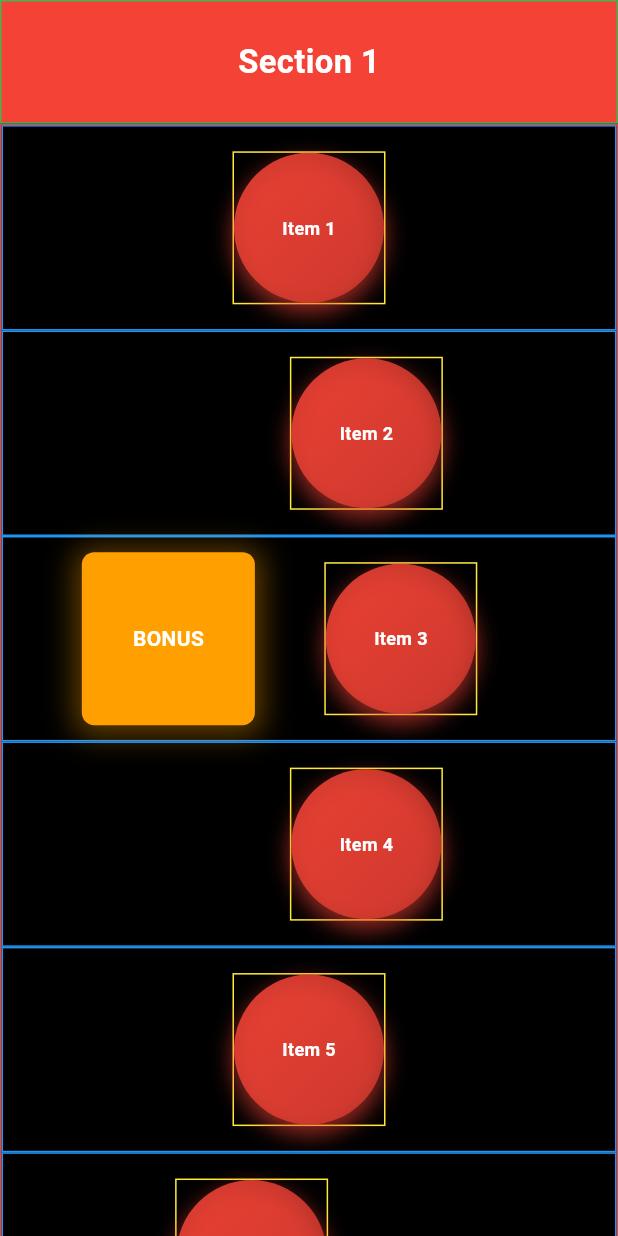
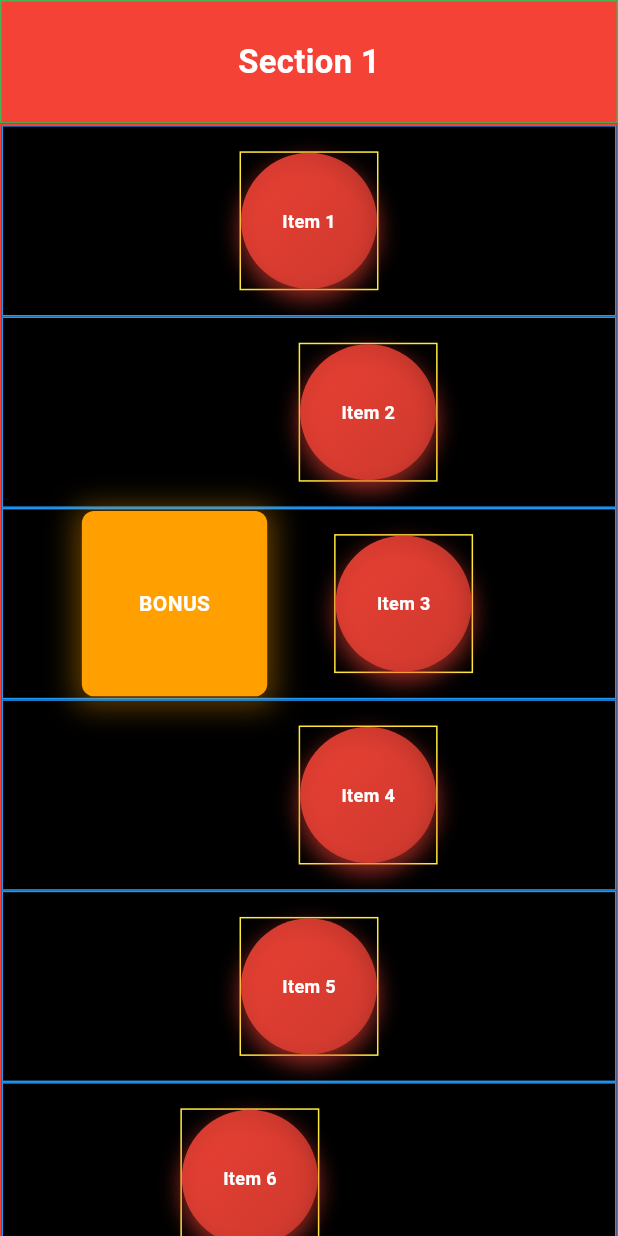
Before and after one commit to smmb98/testing_listviewer, a Flutter app: the screen it shows after launch, on a phone screen of 412 x 824 dp. Run offline on Flutter 3.47's test engine with Material 3 defaults, Android fonts, the phone set to English and light mode, and no system bars; our stand-ins replace shimmer.

Commit message:
Refactor responsive design handling in ZigZagScreen and related widgets

```diff
--- a/lib/screens/zigzag_screen.dart
+++ b/lib/screens/zigzag_screen.dart
@@ -48,9 +48,9 @@
 
   @override
   Widget build(BuildContext context) {
-    final isLandscape =
-        MediaQuery.of(context).orientation == Orientation.landscape;
-    final headerHeight = isLandscape ? SizeConfig.hp(20) : SizeConfig.hp(10);
+    final headerHeight = SizeConfig.hp(
+      SizeConfig.isLandscape(context) ? 20 : 10,
+    );
 
     return Scaffold(
       backgroundColor: Colors.black,
@@ -85,7 +85,7 @@
                         maxHeight: headerHeight,
                         child: SectionHeader(
                           section: section,
-                          isLandscape: isLandscape,
+                          isLandscape: SizeConfig.isLandscape(context),
                         ),
                       ),
                     ),
--- a/lib/utils/responsive.dart
+++ b/lib/utils/responsive.dart
@@ -19,6 +19,11 @@
     blockHeight = screenHeight / 100;
   }
 
+  static bool isLandscape(BuildContext context) {
+    print('Orientation: ${MediaQuery.of(context).orientation}');
+    return MediaQuery.of(context).orientation == Orientation.landscape;
+  }
+
   static double wp(double percent) => blockWidth * percent;
   static double hp(double percent) => blockHeight * percent;
 
--- a/lib/widgets/jelly_button.dart
+++ b/lib/widgets/jelly_button.dart
@@ -1,4 +1,5 @@
 import 'package:flutter/material.dart';
+import 'package:testing_listviewer/utils/responsive.dart';
 
 class JellyButton extends StatelessWidget {
   final String label;
@@ -13,8 +14,8 @@
         border: Border.all(color: Colors.yellow, width: 1),
       ),
       child: Container(
-        width: 100,
-        height: 100,
+        width: SizeConfig.hp(SizeConfig.isLandscape(context) ? 20 : 11),
+        height: SizeConfig.hp(SizeConfig.isLandscape(context) ? 20 : 11),
         decoration: BoxDecoration(
           shape: BoxShape.circle,
           gradient: LinearGradient(
--- a/lib/widgets/section_widget.dart
+++ b/lib/widgets/section_widget.dart
@@ -54,20 +54,20 @@
               bottom: null,
               left: offsetPercent < 0
                   ? null
-                  : SizeConfig.wp(13), // Opposite side
-              right: offsetPercent > 0 ? null : SizeConfig.wp(13),
+                  : SizeConfig.wp(
+                      SizeConfig.isLandscape(context) ? 15 : 13,
+                    ), // Opposite side
+              right: offsetPercent > 0
+                  ? null
+                  : SizeConfig.wp(SizeConfig.isLandscape(context) ? 15 : 13),
               child: Align(
                 alignment: Alignment.center,
                 child: Container(
                   width: SizeConfig.wp(
-                    MediaQuery.of(context).orientation == Orientation.landscape
-                        ? 20
-                        : 28,
+                    SizeConfig.isLandscape(context) ? 20 : 30,
                   ),
                   height: SizeConfig.wp(
-                    MediaQuery.of(context).orientation == Orientation.landscape
-                        ? 20
-                        : 28,
+                    SizeConfig.isLandscape(context) ? 20 : 30,
                   ),
                   decoration: BoxDecoration(
                     color: Colors.amber[700],
```
